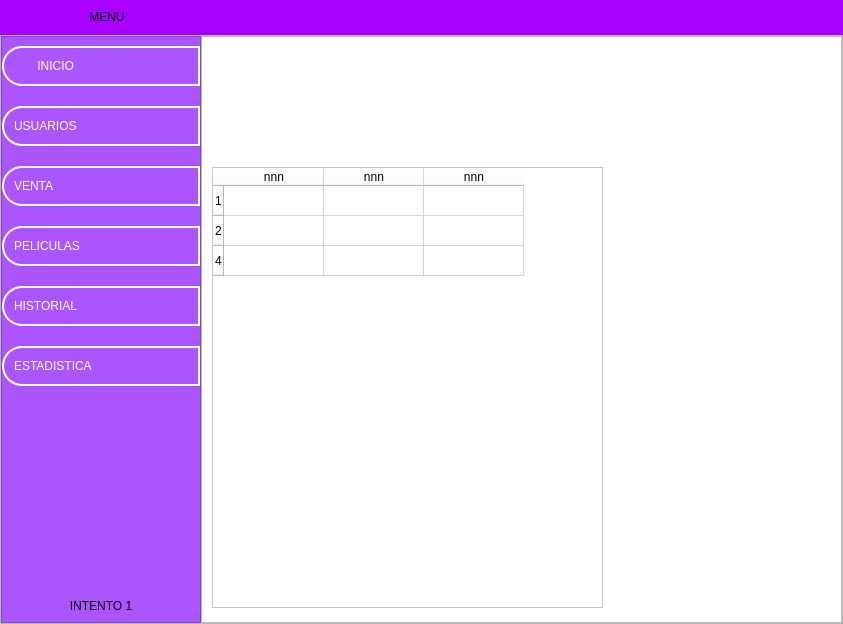
The window that ui/menu.ui (LeandroMuzalski1843/Final_Practicas_II) describes before a commit, drawn with Qt 5.
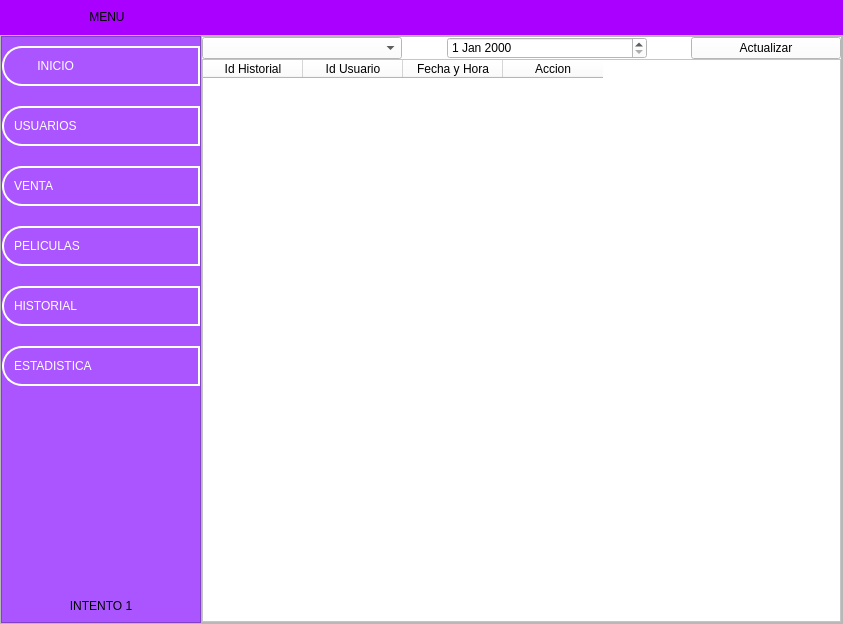
The same window after the commit. The open tabs and pages were chosen to show the change. Icons and pictures are not drawn.

Commit message: Se creo el historial de usuarios

Patch:
```diff
--- a/ui/menu.ui
+++ b/ui/menu.ui
@@ -1201,46 +1201,158 @@
              <property name="styleSheet">
               <string notr="true">background-color: rgb(255, 255, 255);</string>
              </property>
-             <widget class="QTableWidget" name="tableWidget_2">
-              <property name="geometry">
-               <rect>
-                <x>10</x>
-                <y>130</y>
-                <width>391</width>
-                <height>441</height>
-               </rect>
+             <layout class="QVBoxLayout" name="verticalLayout_13">
+              <property name="spacing">
+               <number>0</number>
               </property>
-              <row>
-               <property name="text">
-                <string>1</string>
-               </property>
-              </row>
-              <row>
-               <property name="text">
-                <string>2</string>
-               </property>
-              </row>
-              <row>
-               <property name="text">
-                <string>4</string>
-               </property>
-              </row>
-              <column>
-               <property name="text">
-                <string>nnn</string>
-               </property>
-              </column>
-              <column>
-               <property name="text">
-                <string>nnn</string>
-               </property>
-              </column>
-              <column>
-               <property name="text">
-                <string>nnn</string>
-               </property>
-              </column>
-             </widget>
+              <property name="leftMargin">
+               <number>0</number>
+              </property>
+              <property name="topMargin">
+               <number>0</number>
+              </property>
+              <property name="rightMargin">
+               <number>0</number>
+              </property>
+              <property name="bottomMargin">
+               <number>0</number>
+              </property>
+              <item>
+               <widget class="QWidget" name="widget_10" native="true">
+                <property name="maximumSize">
+                 <size>
+                  <width>16777215</width>
+                  <height>60</height>
+                 </size>
+                </property>
+                <layout class="QVBoxLayout" name="verticalLayout_14">
+                 <property name="spacing">
+                  <number>0</number>
+                 </property>
+                 <property name="leftMargin">
+                  <number>0</number>
+                 </property>
+                 <property name="topMargin">
+                  <number>0</number>
+                 </property>
+                 <property name="rightMargin">
+                  <number>0</number>
+                 </property>
+                 <property name="bottomMargin">
+                  <number>0</number>
+                 </property>
+                 <item>
+                  <layout class="QHBoxLayout" name="horizontalLayout_10">
+                   <item>
+                    <widget class="QComboBox" name="comboBox">
+                     <property name="minimumSize">
+                      <size>
+                       <width>200</width>
+                       <height>0</height>
+                      </size>
+                     </property>
+                    </widget>
+                   </item>
+                   <item>
+                    <spacer name="horizontalSpacer_5">
+                     <property name="orientation">
+                      <enum>Qt::Horizontal</enum>
+                     </property>
+                     <property name="sizeHint" stdset="0">
+                      <size>
+                       <width>40</width>
+                       <height>20</height>
+                      </size>
+                     </property>
+                    </spacer>
+                   </item>
+                   <item>
+                    <widget class="QDateEdit" name="dateEdit">
+                     <property name="minimumSize">
+                      <size>
+                       <width>200</width>
+                       <height>0</height>
+                      </size>
+                     </property>
+                    </widget>
+                   </item>
+                   <item>
+                    <spacer name="horizontalSpacer_6">
+                     <property name="orientation">
+                      <enum>Qt::Horizontal</enum>
+                     </property>
+                     <property name="sizeHint" stdset="0">
+                      <size>
+                       <width>40</width>
+                       <height>20</height>
+                      </size>
+                     </property>
+                    </spacer>
+                   </item>
+                   <item>
+                    <widget class="QPushButton" name="btn_actualizarH">
+                     <property name="minimumSize">
+                      <size>
+                       <width>150</width>
+                       <height>0</height>
+                      </size>
+                     </property>
+                     <property name="text">
+                      <string>Actualizar</string>
+                     </property>
+                    </widget>
+                   </item>
+                  </layout>
+                 </item>
+                </layout>
+               </widget>
+              </item>
+              <item>
+               <widget class="QWidget" name="widget_11" native="true">
+                <layout class="QVBoxLayout" name="verticalLayout_15">
+                 <property name="spacing">
+                  <number>0</number>
+                 </property>
+                 <property name="leftMargin">
+                  <number>0</number>
+                 </property>
+                 <property name="topMargin">
+                  <number>0</number>
+                 </property>
+                 <property name="rightMargin">
+                  <number>0</number>
+                 </property>
+                 <property name="bottomMargin">
+                  <number>0</number>
+                 </property>
+                 <item>
+                  <widget class="QTableWidget" name="tableWidget_historial">
+                   <column>
+                    <property name="text">
+                     <string>Id Historial</string>
+                    </property>
+                   </column>
+                   <column>
+                    <property name="text">
+                     <string>Id Usuario</string>
+                    </property>
+                   </column>
+                   <column>
+                    <property name="text">
+                     <string>Fecha y Hora</string>
+                    </property>
+                   </column>
+                   <column>
+                    <property name="text">
+                     <string>Accion</string>
+                    </property>
+                   </column>
+                  </widget>
+                 </item>
+                </layout>
+               </widget>
+              </item>
+             </layout>
             </widget>
             <widget class="QWidget" name="page_cinco">
              <property name="styleSheet">
```
Left out of the diff: 20 changed lines with no effect on the pictures. The commit also changes 22 other files.
